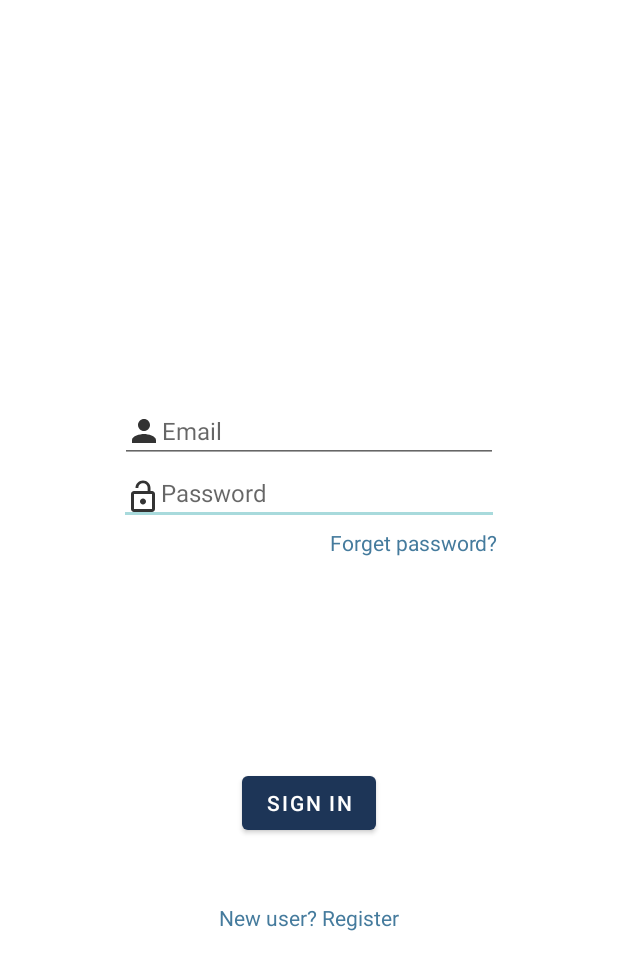
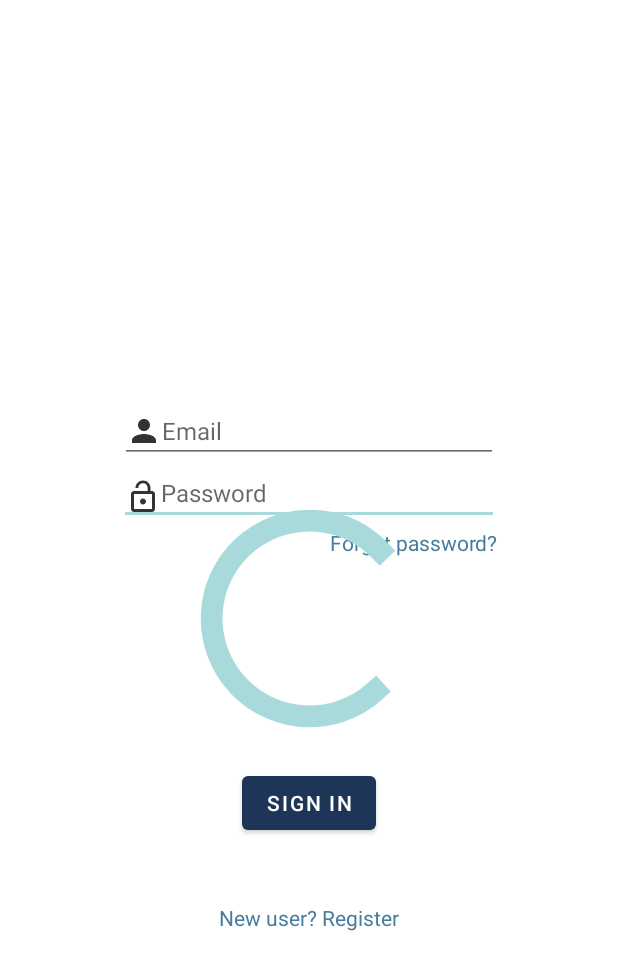
Before and after one commit to thedreamer67/LockerX, an Android app: the screen it shows after launch (Login), on a phone screen of 412 x 824 dp. Shown: the top 970 px of the screen. Run offline under Robolectric (Android 15) with nearby library versions, the phone set to English and light mode, and no system bars; our stand-ins replace Firebase (no records; nobody signed in at launch, a user with empty details on screens opened directly).

Commit message:
Multithread in login

```diff
--- a/app/build.gradle
+++ b/app/build.gradle
@@ -58,5 +58,8 @@ dependencies {
     implementation 'com.android.support:design:30.0.0'
     implementation 'com.android.support:support-vector-drawable:30.0.0'
     implementation 'com.firebaseui:firebase-ui-database:6.2.0'
+    implementation "androidx.recyclerview:recyclerview:1.1.0"
+    // For control over item selection of both touch and mouse driven selection
+    implementation "androidx.recyclerview:recyclerview-selection:1.1.0"
 
 }
--- a/app/src/main/java/com/example/lockerxlogin/fragment/AccountsFragment.java
+++ b/app/src/main/java/com/example/lockerxlogin/fragment/AccountsFragment.java
@@ -43,9 +43,9 @@ public class AccountsFragment extends Fragment  {
         userEmail = user.getEmail();
         textViewEditProfileID.setText(userEmail);
 
-        String title = getArguments().getString("title");
-        Toast.makeText(getActivity(),title +" BRUH.",Toast.LENGTH_SHORT)
-                .show();
+//        String title = getArguments().getString("title");
+     //   Toast.makeText(getActivity(),title +" BRUH.",Toast.LENGTH_SHORT)
+             //   .show();
 
         textViewMobileNumID.setText(user.getPhoneNumber());
         //String markerLocation = getActivity().getIntent().getStringExtra("selectedLocationString");
--- a/app/src/main/java/com/example/lockerxlogin/fragment/HomeFragment.java
+++ b/app/src/main/java/com/example/lockerxlogin/fragment/HomeFragment.java
@@ -17,9 +17,12 @@ import androidx.fragment.app.FragmentActivity;
 import android.os.Handler;
 import android.se.omapi.SEService;
 import android.util.Log;
+import android.view.Gravity;
 import android.view.LayoutInflater;
 import android.view.View;
 import android.view.ViewGroup;
+import android.widget.ProgressBar;
+import android.widget.TextView;
 import android.widget.Toast;
 
 import com.example.lockerxlogin.Account;
@@ -53,6 +56,10 @@ public class HomeFragment extends Fragment  {
     public final LatLng Woodlands = new LatLng(1.439874, 103.779376);
     public final LatLng Jurong = new LatLng(1.339874,103.706464);
     public final LatLng USS = new LatLng(1.256752, 103.820331);
+    public TextView textViewForProgressBar;
+    public ProgressBar DBprogressBar;
+
+
 
     // System.out.println(latLng.latitude);
 
@@ -68,10 +75,12 @@ public class HomeFragment extends Fragment  {
 
 
 
+
         View view = inflater.inflate(R.layout.fragment_home, container, false);
         SupportMapFragment mMapFragment;
 
         SupportMapFragment supportMapFragment = (SupportMapFragment) getChildFragmentManager().findFragmentById(R.id.google_map);
+
 
         supportMapFragment.getMapAsync(new OnMapReadyCallback() {
             @Override
@@ -79,12 +88,16 @@ public class HomeFragment extends Fragment  {
                 googleMap.moveCamera(CameraUpdateFactory.newLatLngZoom(
                         defaultLocation, 10
                 ));
+                //Toast.
+                Toast.makeText(getActivity(), "Click on a marker to make a booking", Toast.LENGTH_LONG).show();
                 MarkerOptions woodlandsMarker = new MarkerOptions();
                 MarkerOptions jurongMarker = new MarkerOptions();
                 MarkerOptions ussMarker = new MarkerOptions();
+
                 woodlandsMarker.position(Woodlands);
                 jurongMarker.position(Jurong);
                 ussMarker.position(USS);
+
                 googleMap.addMarker(woodlandsMarker
                         .title("Woodlands")
                         .snippet("Postal Code: 738600"));
@@ -94,6 +107,7 @@ public class HomeFragment extends Fragment  {
                 googleMap.addMarker(ussMarker
                         .title("USS")
                         .snippet("Postal Code: 098269"));
+
                 googleMap.setOnMarkerClickListener(new GoogleMap.OnMarkerClickListener() {
                     @Override
                     public boolean onMarkerClick(Marker marker) {
@@ -281,15 +295,31 @@ public class HomeFragment extends Fragment  {
 
                     }
                 });
+
+
             }
+
+
+
         });
+
+
+
+
 
         return view;
     }
+  /*  public void progressBarSetVisible(){
+        textViewForProgressBar.setVisibility(View.VISIBLE);
+        DBprogressBar.setVisibility(View.VISIBLE);
+    }
 
-    public void dialogCaller(Marker marker){
+    public void progressBarSetGone(){
+        textViewForProgressBar.setVisibility(View.GONE);
+        DBprogressBar.setVisibility(View.GONE);
 
-    }
+    }*/
+
 
 
 
--- a/app/src/main/res/layout/activity_login.xml
+++ b/app/src/main/res/layout/activity_login.xml
@@ -126,4 +126,14 @@
         app:layout_constraintStart_toStartOf="parent"
         app:layout_constraintTop_toTopOf="parent" />
 
+    <ProgressBar
+        android:id="@+id/dbProgressBar"
+        style="?android:attr/progressBarStyle"
+        android:layout_width="174dp"
+        android:layout_height="175dp"
+        app:layout_constraintBottom_toBottomOf="parent"
+        app:layout_constraintEnd_toEndOf="parent"
+        app:layout_constraintStart_toStartOf="parent"
+        app:layout_constraintTop_toTopOf="parent" />
+
 </androidx.constraintlayout.widget.ConstraintLayout>
--- a/build.gradle
+++ b/build.gradle
@@ -17,6 +17,7 @@ allprojects {
     repositories {
         google()
         jcenter()
+
     }
 }
 
```
Also changed, not shown: app/src/main/java/com/example/lockerxlogin/Login.java (+92 -4 lines), app/src/main/java/com/example/lockerxlogin/fragment/LockersFragment.java (+13 -42 lines).
